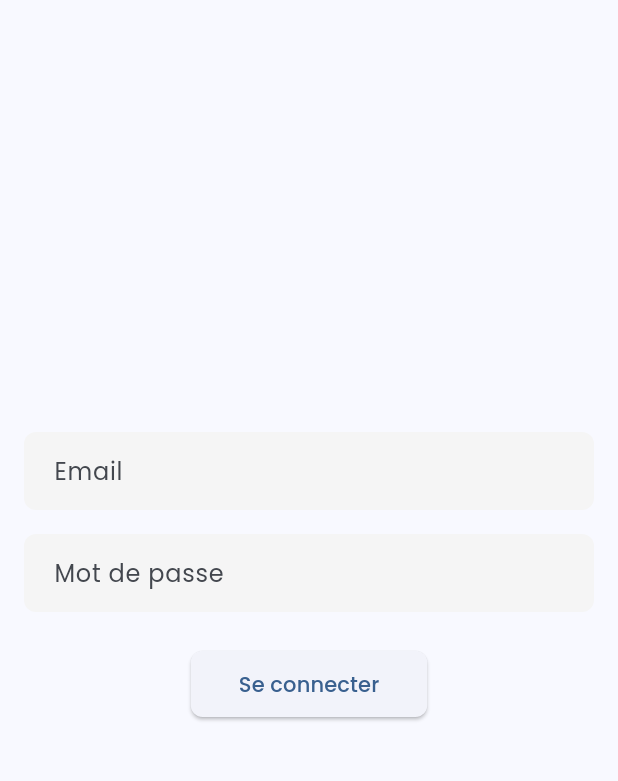
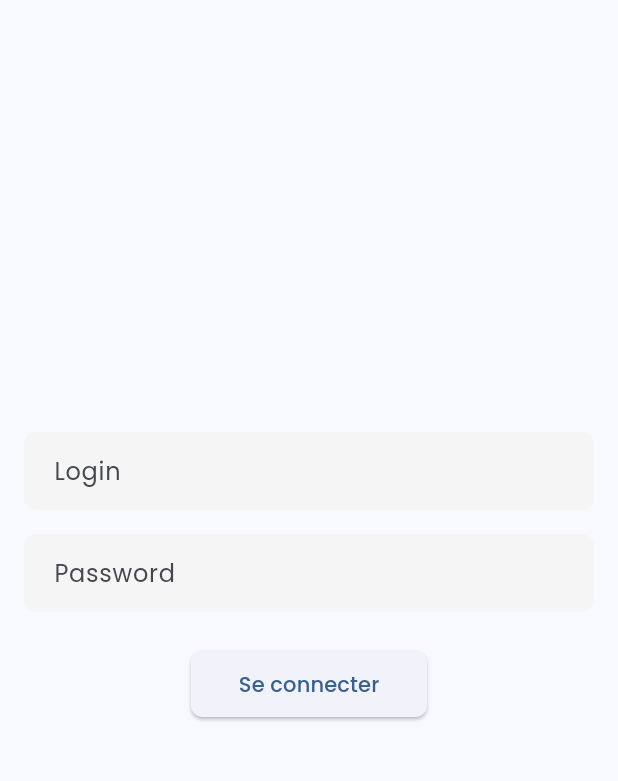
Before and after one commit to Anasbourzik7/synaclothes_app, a Flutter app: the screen it shows after launch, on a phone screen of 412 x 824 dp, the part 84-865 px from its top. Run offline on Flutter 3.47's test engine with Material 3 defaults, Android fonts, the phone set to English and light mode, and no system bars; our stand-ins replace cloud_firestore, firebase_auth, firebase_core, firebase_database, google_fonts, image_picker; accounts and stored records are empty.

Commit message:
correction de labels

```diff
--- a/lib/screens/login_page.dart
+++ b/lib/screens/login_page.dart
@@ -101,7 +101,7 @@ class _LoginPageState extends State<LoginPage> {
               TextFormField(
                 controller: _emailController, // Contrôleur pour l'email
                 decoration: const InputDecoration(
-                  labelText: 'Email', // Label du champ
+                  labelText: 'Login', // Label du champ
                   border: OutlineInputBorder(), // Bordure du champ
                 ),
                 validator: (value) { // Validation de l'email
@@ -118,12 +118,12 @@ class _LoginPageState extends State<LoginPage> {
                 controller: _passwordController, // Contrôleur pour le mot de passe
                 obscureText: true, // Masquer le mot de passe
                 decoration: const InputDecoration(
-                  labelText: 'Mot de passe', // Label du champ
+                  labelText: 'Password', // Label du mdp
                   border: OutlineInputBorder(), // Bordure du champ
                 ),
                 validator: (value) { // Validation du mot de passe
                   if (value == null || value.isEmpty) {
-                    return 'Veuillez entrer votre mot de passe'; // Message d'erreur si vide
+                    return 'Veuillez entrer votre Password'; // Message d'erreur si vide
                   }
                   return null;
                 },
```
